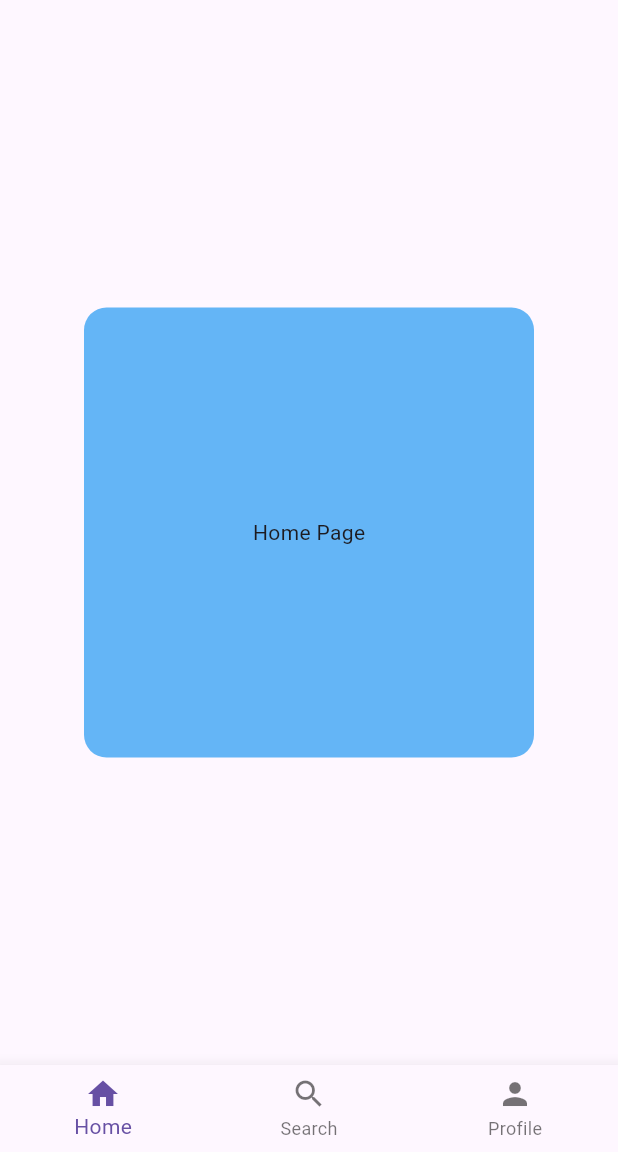
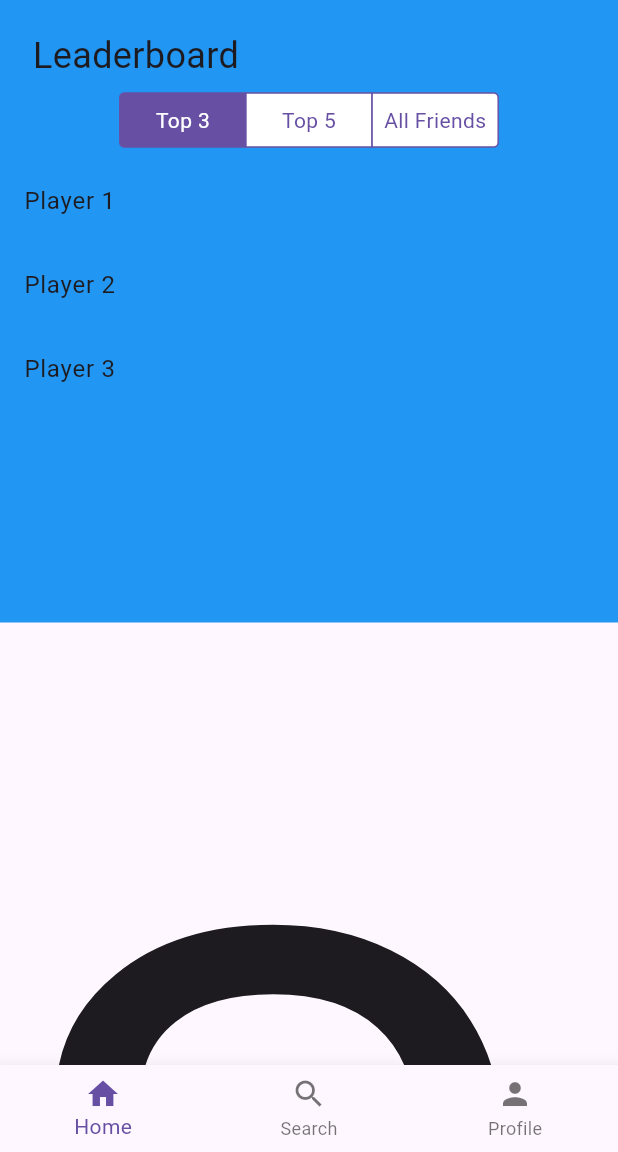
Before and after one commit to Micah-Champagne/SoftwareSystemDevelop, a Flutter app: the FirstPage screen opened by its route, on a phone screen of 412 x 824 dp, the part 84-1236 px from its top. Run offline on Flutter 3.47's test engine with Material 3 defaults, Android fonts, the phone set to English and light mode, and no system bars.

Commit message:
Leaderboard
Added Leaderboard functionality to the home page

```diff
--- a/quest/lib/main.dart
+++ b/quest/lib/main.dart
@@ -2,6 +2,7 @@ import 'package:flutter/material.dart';
 import 'package:quest/pages/first.dart';
 import 'package:quest/pages/home.dart';
 import 'package:quest/pages/loginScreen.dart';
+import 'package:quest/pages/homePageSliver.dart';
 import 'package:quest/pages/profile.dart';
 import 'package:quest/pages/search.dart';
 
@@ -23,7 +24,8 @@ class MyApp extends StatelessWidget {
           '/homepage': (context) => HomePage(),
           '/loginpage': (context) => LoginPage(),
           '/profilepage': (context) => ProfilePage(),
-          '/searchpage': (context) => SearchPage()
+          '/searchpage': (context) => SearchPage(),
+          '/testing': (context) => NewHomePage()
         });
   }
 }
--- a/quest/lib/pages/first.dart
+++ b/quest/lib/pages/first.dart
@@ -2,9 +2,11 @@
 
 import 'package:flutter/material.dart';
 import 'package:quest/pages/home.dart';
+import 'package:quest/pages/homePageSliver.dart';
 import 'package:quest/pages/profile.dart';
 import 'package:quest/pages/search.dart';
 import 'package:quest/utils/logoutDialog.dart';
+import 'package:quest/utils/my_button.dart';
 
 class FirstPage extends StatefulWidget {
   FirstPage({super.key});
@@ -24,7 +26,7 @@ class _FirstPageState extends State<FirstPage> {
 
   final List _pages = [
     //home page
-    HomePage(),
+    NewHomePage(),
     //search page
     SearchPage(),
     //profile page
@@ -62,13 +64,18 @@ class _FirstPageState extends State<FirstPage> {
                     ))),
             ListTile(
               leading: Icon(Icons.settings),
-              title: Text("S E T T I N G S"),
+              title: Text("S E T T I N G S")
             ),
             ListTile(
               leading: Icon(Icons.door_back_door),
               title: Text("L O G O U T"),
               onTap: logout,
-            )
+            ),
+            MyButton(
+                  text: "testPage",
+                  onPressed: () {
+                    Navigator.pushNamed(context, '/testing');
+                  })
           ])),
       bottomNavigationBar: BottomNavigationBar(
           elevation: 10,
--- /dev/null
+++ b/quest/lib/pages/homePageSliver.dart
@@ -0,0 +1,113 @@
+import 'package:flutter/cupertino.dart';
+import 'package:flutter/material.dart';
+
+class NewHomePage extends StatefulWidget {
+  const NewHomePage({super.key});
+
+  @override
+  State<NewHomePage> createState() => _NewHomePageState();
+}
+
+class _NewHomePageState extends State<NewHomePage> {
+  Set<String> _selected = {'T3'};
+  int _selectedSegment = 0;
+  final List<String> _allLeaderboardData =
+      List.generate(30, (index) => 'Player ${index + 1}');
+
+  List<String> _getLeaderboardData(int segment) {
+    int numberOfItems;
+    switch (segment) {
+      case 0:
+        numberOfItems = 3;
+        break;
+      case 1:
+        numberOfItems = 5;
+        break;
+      case 2:
+        numberOfItems = _allLeaderboardData.length;
+        break;
+      default:
+        numberOfItems = 3;
+    }
+    return _allLeaderboardData.take(numberOfItems).toList();
+  }
+
+  @override
+  Widget build(BuildContext context) {
+    return Scaffold(
+      body: CustomScrollView(
+        slivers: [
+          SliverToBoxAdapter(
+            child: Container(
+              height: 415.0,
+              color: Colors.blue,
+              child: Padding(
+                padding: const EdgeInsets.only(top: 20.0),
+                child: Column(
+                  crossAxisAlignment: CrossAxisAlignment.start,
+                  children: [
+                    const Padding(
+                      padding: EdgeInsets.only(left: 22.0),
+                      child: Text(
+                        "Leaderboard",
+                        textAlign: TextAlign.center,
+                        style: TextStyle(fontSize: 24),
+                      ),
+                    ),
+                    Padding(
+                      padding: const EdgeInsets.all(8.0),
+                      child: Center(
+                        child: CupertinoSegmentedControl<int>(
+                          children: {
+                            0: Padding(
+                              padding: const EdgeInsets.all(8.0),
+                              child: Text("Top 3"),
+                            ),
+                            1: Padding(
+                              padding: const EdgeInsets.all(8.0),
+                              child: Text("Top 5"),
+                            ),
+                            2: Padding(
+                              padding: const EdgeInsets.all(8.0),
+                              child: Text("All Friends"),
+                            ),
+                          },
+                          groupValue: _selectedSegment,
+                          onValueChanged: (int? newValue) {
+                            if (newValue != null) {
+                              setState(() {
+                                _selectedSegment = newValue;
+                              });
+                            }
+                          },
+                        ),
+                      ),
+                    ),
+                    SizedBox(
+                      height: 300.0, // Adjust height as needed
+                      child: ListView(
+                        children: _getLeaderboardData(_selectedSegment)
+                            .map((player) => ListTile(title: Text(player)))
+                            .toList(),
+                      ),
+                    ),
+                  ],
+                ),
+              ),
+            ),
+          ),
+          SliverList(
+            delegate: SliverChildListDelegate(
+              [
+                const Text(
+                  "Sliver",
+                  style: TextStyle(fontSize: 600),
+                ),
+              ],
+            ),
+          ),
+        ],
+      ),
+    );
+  }
+}
```
